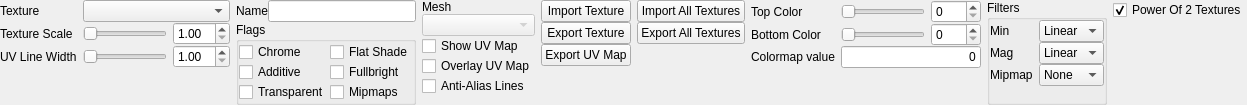
Before: the Qt Designer form src/tools/hlam/ui/assets/studiomodel/dockpanels/StudioModelTexturesPanel.ui in SamVanheer/HalfLifeAssetManager, drawn with Qt 5.
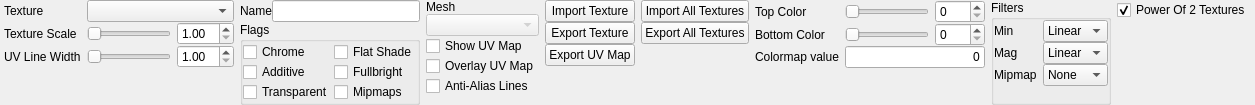
After: the same form once the commit is applied.

Commit message: Add 4 pixels of margin on left and right of dock panels, simplify Lighting panel contents

What changed in the file:
```diff
--- a/src/tools/hlam/ui/assets/studiomodel/dockpanels/StudioModelTexturesPanel.ui
+++ b/src/tools/hlam/ui/assets/studiomodel/dockpanels/StudioModelTexturesPanel.ui
@@ -6,7 +6,7 @@
    <rect>
     <x>0</x>
     <y>0</y>
-    <width>1071</width>
+    <width>1079</width>
     <height>90</height>
    </rect>
   </property>
@@ -18,13 +18,13 @@
     <enum>QLayout::SetFixedSize</enum>
    </property>
    <property name="leftMargin">
-    <number>0</number>
+    <number>4</number>
    </property>
    <property name="topMargin">
     <number>0</number>
    </property>
    <property name="rightMargin">
-    <number>0</number>
+    <number>4</number>
    </property>
    <property name="bottomMargin">
     <number>0</number>
```
The commit also changes 13 other files.
